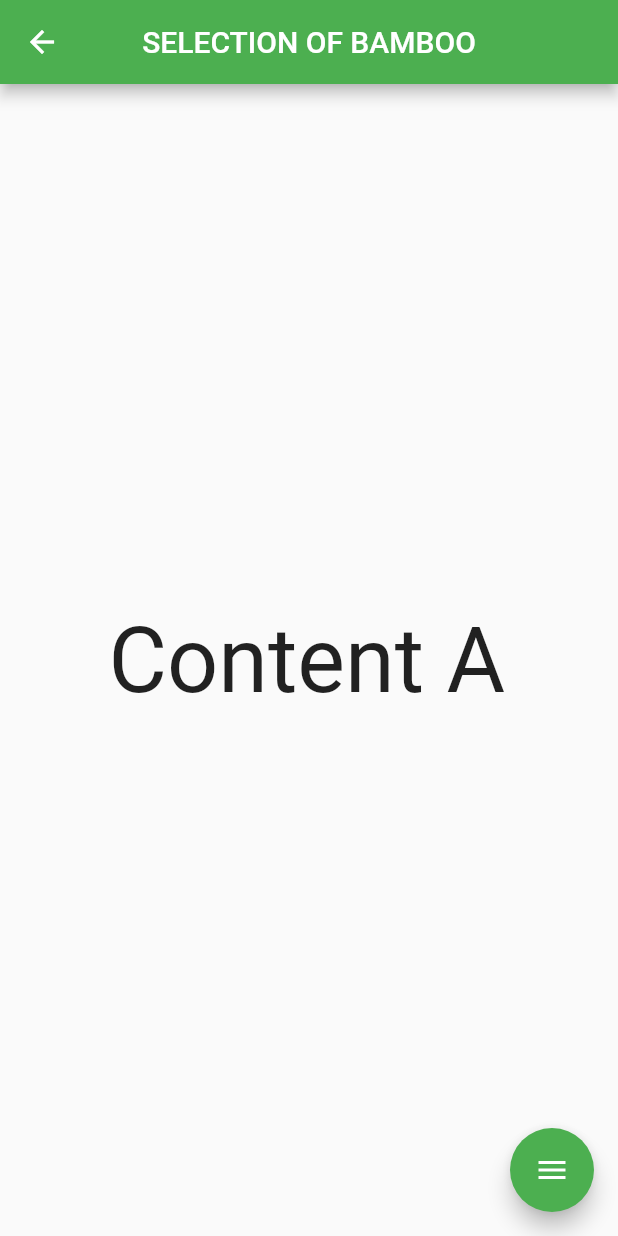
After one commit to Poson1999/Project, a Flutter app: the Selection screen opened directly, after a tap on "SELECTION OF BAMBOO", on a phone screen of 412 x 824 dp. The commit adds this screen. Run offline on Flutter 3.47's test engine with Material 2 defaults, Android fonts, the phone set to English and light mode, and no system bars; drawn by our look-alikes of flutter_speed_dial; our stand-ins replace fluttertoast, image_picker, shared_preferences; accounts and stored records are empty; network calls fail.

Commit message:
增加FAB,完成bookmark功能
把FAB加入category的部分
完成增加與轉跳書籤頁面的功能

```diff
--- /dev/null
+++ b/all/lib/pages/category/fab.dart
@@ -0,0 +1,100 @@
+import 'package:flutter/material.dart';
+import 'package:flutter_speed_dial/flutter_speed_dial.dart';
+import 'package:fluttertoast/fluttertoast.dart';
+import 'package:shared_preferences/shared_preferences.dart';
+import 'package:http/http.dart' as http;
+import 'dart:convert' as convert;
+
+
+// 包含bookmark, readinglist, Q&A 的方法
+class FAB extends StatefulWidget {
+  const FAB({Key? key, required this.pageName}) : super(key: key);
+
+  // 呼叫FAB時需傳入的頁面名，用於顯示與轉跳頁面
+  final String pageName;
+
+  @override
+  _FABState createState() => _FABState();
+}
+
+
+class _FABState extends State<FAB> {
+  final TextEditingController _readingListController = TextEditingController();
+
+  @override
+  Widget build(BuildContext context) {
+
+    Future _openReadingListDialog() => showDialog(
+        context: context,
+        builder: (context) => AlertDialog(
+          title: const Text('Add content to Reading List'),
+          content: TextField(
+            controller: _readingListController,
+            autofocus: true,
+            decoration: const InputDecoration(
+                hintText: "Copy the text you want here"
+            ),
+          ),
+          actions: [
+            TextButton(
+                onPressed: (){
+                  Fluttertoast.showToast(
+                    msg: _readingListController.text,
+                  );
+                },
+                child: const Text("SUBMIT")
+            )
+          ],
+        )
+    );
+
+    return SpeedDial(
+      animatedIcon: AnimatedIcons.menu_close,
+      backgroundColor: Colors.green,
+      activeBackgroundColor: Colors.red,
+      children: [
+        SpeedDialChild(
+            child: const Icon(Icons.question_answer_outlined),
+            label: 'Q & A'
+        ),
+        SpeedDialChild(
+            child: const Icon(Icons.format_list_bulleted),
+            label: 'Reading List',
+            onTap: (){
+              _openReadingListDialog();
+            }
+        ),
+        SpeedDialChild(
+            child: const Icon(Icons.bookmark_add),
+            label: 'Bookmark',
+            onTap: () => addBookMark(widget.pageName),
+        ),
+      ],
+    );
+  }
+
+  void addBookMark(String pageName) async {
+    SharedPreferences prefs = await SharedPreferences.getInstance();
+
+    var url = "https://project-ccu-2021.000webhostapp.com/phpformobile/addBookMark.php";
+    var data = {
+      "userId": prefs.getString("UserId"),
+      "pageName": pageName,
+    };
+
+    try {
+      var res = await http.post(Uri.parse(url), body: data);
+      var jsonData = convert.jsonDecode(res.body);
+      debugPrint(jsonData);
+      Fluttertoast.showToast(
+        msg: jsonData.toString(),
+      );
+    } catch (e) {
+      debugPrint(e.toString());
+      Fluttertoast.showToast(
+        msg: "Error: " + e.toString(),
+      );
+    }
+  }
+
+}
--- /dev/null
+++ b/all/lib/pages/category/selection/selection.dart
@@ -0,0 +1,44 @@
+import 'package:all/pages/category/selection/selection_of_bamboo.dart';
+import 'package:all/pages/category/text.dart';
+import 'package:flutter/material.dart';
+
+class Selection extends StatelessWidget {
+  const Selection({Key? key}) : super(key: key);
+
+  @override
+  Widget build(BuildContext context) {
+    return Scaffold(
+      appBar: AppBar(
+        title: const Text(selectionTitle),
+        centerTitle: true,
+      ),
+      body: ListView(
+          children: <Widget> [
+            ListTile(
+              title: const Text(sob),
+              onTap: () {
+                Navigator.push(
+                    context,
+                    MaterialPageRoute(
+                        builder: (context) => const SelectionOfBamboo()));
+              },
+              trailing: const Icon(Icons.keyboard_arrow_right),
+            ),
+            const Divider(color: Colors.black45),
+            ListTile(
+              title: const Text(selectionTitle),
+              onTap: () {
+                Navigator.push(
+                    context,
+                    MaterialPageRoute(
+                        builder: (context) => const SelectionOfBamboo()));
+              },
+              trailing: const Icon(Icons.keyboard_arrow_right),
+            ),
+          ],
+      ),
+    );
+  }
+
+
+}
--- /dev/null
+++ b/all/lib/pages/category/selection/selection_of_bamboo.dart
@@ -0,0 +1,22 @@
+import 'package:all/pages/category/fab.dart';
+import 'package:flutter/material.dart';
+
+import '../text.dart';
+
+class SelectionOfBamboo extends StatelessWidget {
+  const SelectionOfBamboo({Key? key}) : super(key: key);
+
+  final String pageName = sob;
+
+  @override
+  Widget build(BuildContext context) {
+    return Scaffold(
+      floatingActionButton: FAB(pageName: pageName),
+      appBar: AppBar(
+        title: Text(pageName),
+        centerTitle: true,
+      ),
+      body: const Center(child: SelectableText("Content A", style: TextStyle(fontSize: 60))),
+    );
+  }
+}
--- /dev/null
+++ b/all/lib/pages/category/text.dart
@@ -0,0 +1,7 @@
+// 先在這裡放category 的字串資源
+
+// Selection
+
+const String selectionTitle = "Selection";
+
+const String sob = "SELECTION OF BAMBOO";
--- a/all/lib/pages/home_page.dart
+++ b/all/lib/pages/home_page.dart
@@ -1,3 +1,4 @@
+import 'package:all/pages/category/selection/selection.dart';
 import 'package:flutter/material.dart';
 
 class HomePage extends StatelessWidget {
@@ -34,7 +35,10 @@ class HomePage extends StatelessWidget {
                         width: 75,
                         height: 75,
                         child: TextButton(
-                            onPressed: () {},
+                            onPressed: () => Navigator.push(
+                                context,
+                                MaterialPageRoute(
+                                    builder: (context) => const Selection())),
                             child: const Image(
                                 image: AssetImage('assets/images/1.png'),
                                 fit: BoxFit.fill))),
--- a/all/pubspec.yaml
+++ b/all/pubspec.yaml
@@ -45,6 +45,9 @@ dependencies:
   # The following adds the Cupertino Icons font to your application.
   # Use with the CupertinoIcons class for iOS style icons.
   cupertino_icons: ^1.0.2
+
+  # category 的三個功能
+  flutter_speed_dial: ^5.0.0+1
 
 dev_dependencies:
   flutter_native_splash: ^1.3.2
```
Also changed, not shown: all/lib/pages/bookmark/bookmark_page.dart (+13 -3 lines), all/pubspec.lock.
